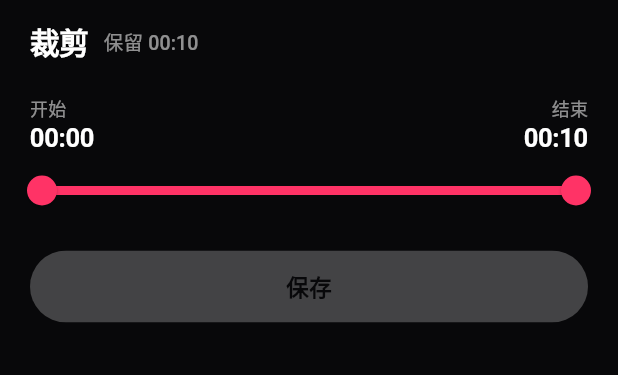
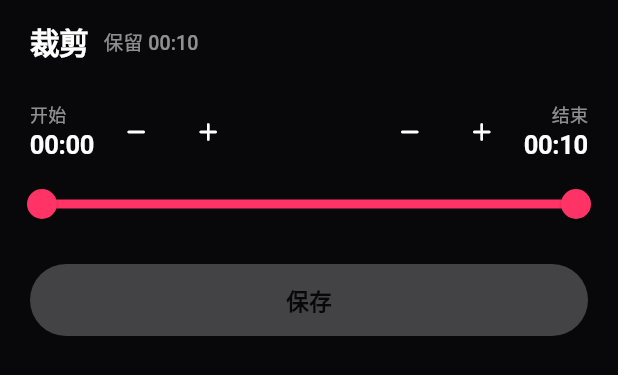
Before and after one commit to Aeacu2/BiliBeats, a Flutter app: the TrimSheet widget shown alone on an empty page, opened directly with empty values, on a phone screen of 412 x 824 dp. Shown: the top 375 px of the screen. Run offline on Flutter 3.47's test engine with Material 3 defaults, Android fonts, the phone set to English and light mode, and no system bars; our stand-ins replace audio_service, image_picker, just_audio, webview_flutter; missing offline and left inert: audio_session, qr; accounts and stored records are empty; statements that could not run were skipped.

Commit message:
裁剪: ±1 second buttons beside the start and end times
The bar spans the whole video, too coarse to land a cut on a second.
Each tap moves that cut and plays from it, as letting go of a handle does.

Co-Authored-By: Claude Opus 5.5 <noreply@anthropic.com>
Claude-Session: https://claude.ai/code/session_01DS9wr3LEAuBActXgwQMkDq

```diff
--- a/lib/widgets/trim_sheet.dart
+++ b/lib/widgets/trim_sheet.dart
@@ -122,6 +122,43 @@ class _TrimSheetState extends State<TrimSheet> {
 
   RangeValues? _before;
 
+  /// Moves one cut by [by]: the bar is the whole video, too coarse to land
+  /// on a second.
+  void _nudge({required bool start, required Duration by}) {
+    final step = by.inMilliseconds.toDouble();
+    final minimum = _minimum.inMilliseconds.toDouble();
+    final length = _length.inMilliseconds.toDouble();
+    final next = start
+        ? RangeValues(
+            (_range.start + step).clamp(0, _range.end - minimum).toDouble(),
+            _range.end)
+        : RangeValues(
+            _range.start,
+            (_range.end + step)
+                .clamp(_range.start + minimum, length)
+                .toDouble());
+    if (next == _range) return;
+    Haptics.selection();
+    setState(() => _range = next);
+    _preview(next, start: start);
+  }
+
+  Widget _nudges({required bool start}) {
+    final what = start ? '开始' : '结束';
+    Widget button(IconData icon, String tip, int seconds) => IconButton(
+          tooltip: tip,
+          icon: Icon(icon, color: AppColors.textPrimary, size: 20),
+          onPressed: () => _nudge(start: start, by: Duration(seconds: seconds)),
+        );
+    return Row(
+      mainAxisSize: MainAxisSize.min,
+      children: [
+        button(Icons.remove_rounded, '$what提前 1 秒', -1),
+        button(Icons.add_rounded, '$what推后 1 秒', 1),
+      ],
+    );
+  }
+
   void _setFromNow({required bool start}) {
     Haptics.selection();
     final now = _ms(_handler.position);
@@ -170,7 +207,11 @@ class _TrimSheetState extends State<TrimSheet> {
           child: Row(
             children: [
               _Time(label: '开始', value: _start),
+              const SizedBox(width: 4),
+              _nudges(start: true),
               const Spacer(),
+              _nudges(start: false),
+              const SizedBox(width: 4),
               _Time(label: '结束', value: _end, end: true),
             ],
           ),
```
